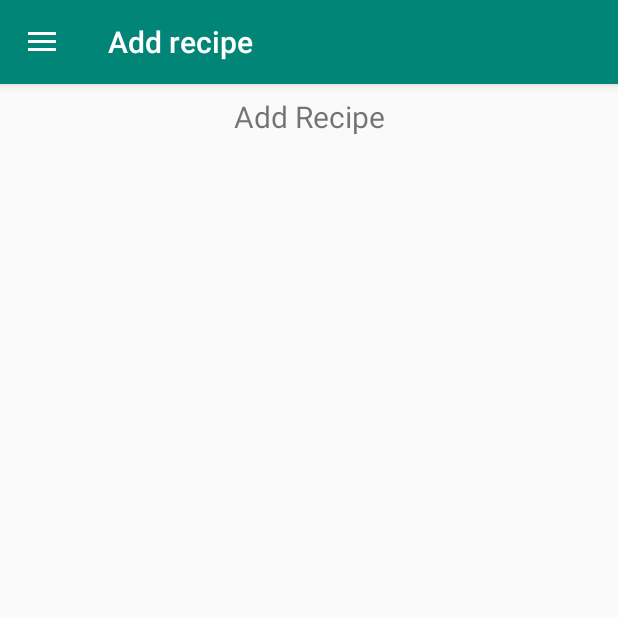
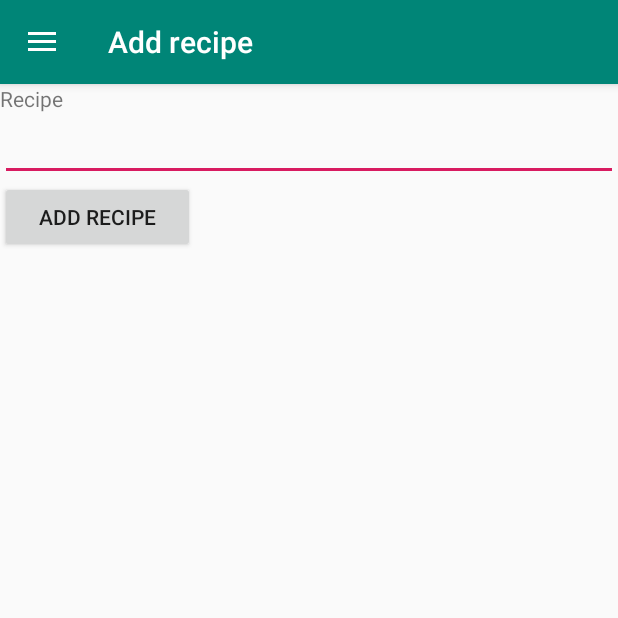
Before and after one commit to stijnhhh/cookbook, an Android app: the screen it shows after launch (MainActivity), in the side drawer, after a tap on "Add recipe", on a phone screen of 412 x 824 dp, the top half of it. Run offline under Robolectric (Android 15) with nearby library versions, the phone set to English and light mode, and no system bars; our stand-ins replace navigation-ui.

Commit message:
Test of adding recipes works, not all tables are implemented yet

```diff
--- a/app/src/main/java/be/thomasmore/cookbook/ui/addRecipe/addRecipeFragment.java
+++ b/app/src/main/java/be/thomasmore/cookbook/ui/addRecipe/addRecipeFragment.java
@@ -1,10 +1,14 @@
 package be.thomasmore.cookbook.ui.addRecipe;
 
 import android.os.Bundle;
+import android.util.Log;
 import android.view.LayoutInflater;
 import android.view.View;
 import android.view.ViewGroup;
+import android.widget.Button;
+import android.widget.EditText;
 import android.widget.TextView;
+import android.widget.Toast;
 
 import androidx.annotation.Nullable;
 import androidx.annotation.NonNull;
@@ -13,18 +17,48 @@ import androidx.lifecycle.Observer;
 import androidx.lifecycle.ViewModelProviders;
 
 import be.thomasmore.cookbook.R;
+import be.thomasmore.cookbook.ui.helpers.DatabaseHelper;
+import be.thomasmore.cookbook.ui.models.Recipe;
 
 public class addRecipeFragment extends Fragment {
+    private View root;
+    private DatabaseHelper db;
 
     private AddRecipeViewModel addRecipeViewModel;
 
+    private Button addRecipeBtn;
+
     public View onCreateView(@NonNull LayoutInflater inflater,
                              ViewGroup container, Bundle savedInstanceState) {
+
         addRecipeViewModel =
                 ViewModelProviders.of(this).get(AddRecipeViewModel.class);
-        View root = inflater.inflate(R.layout.fragment_add_recipe, container, false);
+        root = inflater.inflate(R.layout.fragment_add_recipe, container, false);
         final TextView textView = root.findViewById(R.id.text_send);
+        addRecipeBtn = root.findViewById(R.id.buttonAdd);
 
+        addRecipeBtn.setOnClickListener(new View.OnClickListener() {
+            @Override
+            public void onClick(View v) {
+                buttonAdd_onClick();
+            }
+        });
+
+        db = new DatabaseHelper(getActivity());
         return root;
     }
+
+    public void buttonAdd_onClick()
+    {
+        EditText editName = (EditText) root.findViewById(R.id.editRecipe);
+        String name = editName.getText().toString();
+
+        Recipe recipe = new Recipe();
+        recipe.setName(name);
+
+        db.insertRecipe(recipe);
+        Toast.makeText(getActivity(),db.getRecipes() + "",Toast.LENGTH_SHORT).show();
+    }
+
+
 }
--- a/app/src/main/res/layout/fragment_add_recipe.xml
+++ b/app/src/main/res/layout/fragment_add_recipe.xml
@@ -4,17 +4,31 @@
     android:layout_width="match_parent"
     android:layout_height="match_parent">
 
-    <TextView
-        android:id="@+id/text_send"
+    <LinearLayout
         android:layout_width="match_parent"
-        android:layout_height="wrap_content"
-        android:layout_marginStart="8dp"
-        android:layout_marginTop="8dp"
-        android:layout_marginEnd="8dp"
-        android:textAlignment="center"
-        android:textSize="20sp"
-        android:text="Add Recipe"
-        app:layout_constraintEnd_toEndOf="parent"
+        android:layout_height="match_parent"
         app:layout_constraintStart_toStartOf="parent"
-        app:layout_constraintTop_toTopOf="parent" />
+        app:layout_constraintTop_toTopOf="parent"
+        android:orientation="vertical">
+        <TextView
+            android:id="@+id/text_send"
+            android:layout_width="fill_parent"
+            android:layout_height="wrap_content"
+            android:text="@string/addrecipe_recipelabel"
+            />
+        <EditText
+            android:id="@+id/editRecipe"
+            android:layout_width="fill_parent"
+            android:layout_height="wrap_content"
+            android:inputType="text"
+            />
+
+        <Button
+            android:id="@+id/buttonAdd"
+            android:layout_width="130dp"
+            android:layout_height="wrap_content"
+            android:text="Add recipe"
+            />
+    </LinearLayout>
+
 </androidx.constraintlayout.widget.ConstraintLayout>
--- a/app/src/main/res/values/strings.xml
+++ b/app/src/main/res/values/strings.xml
@@ -13,6 +13,9 @@
     <string name="menu_timer">Timer</string>
     <string name="menu_info">Information</string>
 
+    <string name="addrecipe_recipelabel">Recipe</string>
+
+
     <string name="info_githublinks">
         <a href="https://github.com/stijnhhh">Stijn Haerkens</a> &amp;
         <a href="https://github.com/aswevers">Amber Swevers</a>
```
Also changed, not shown: app/src/main/java/be/thomasmore/cookbook/ui/helpers/DatabaseHelper.java (added, +118 -0 lines), app/src/main/java/be/thomasmore/cookbook/ui/models/Category.java (added, +35 -0 lines), app/src/main/java/be/thomasmore/cookbook/ui/models/Recipe.java (added, +45 -0 lines).
